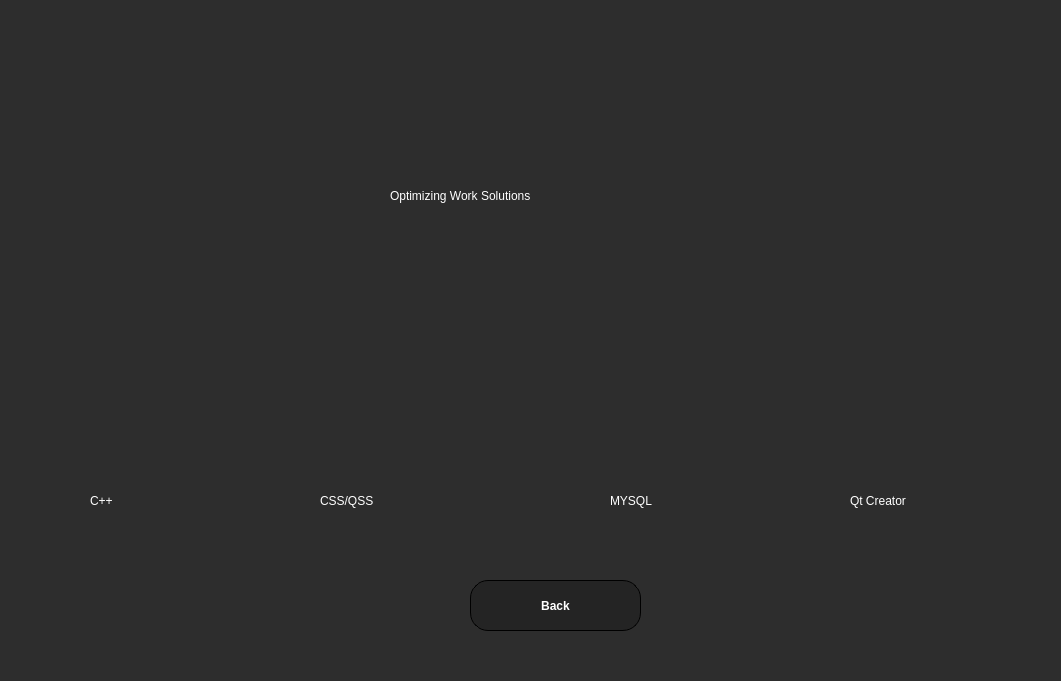
Qt form qtPro/mainwindow.ui (Maliksaad231224/QT-C-Software-House-Database-System) before a commit.
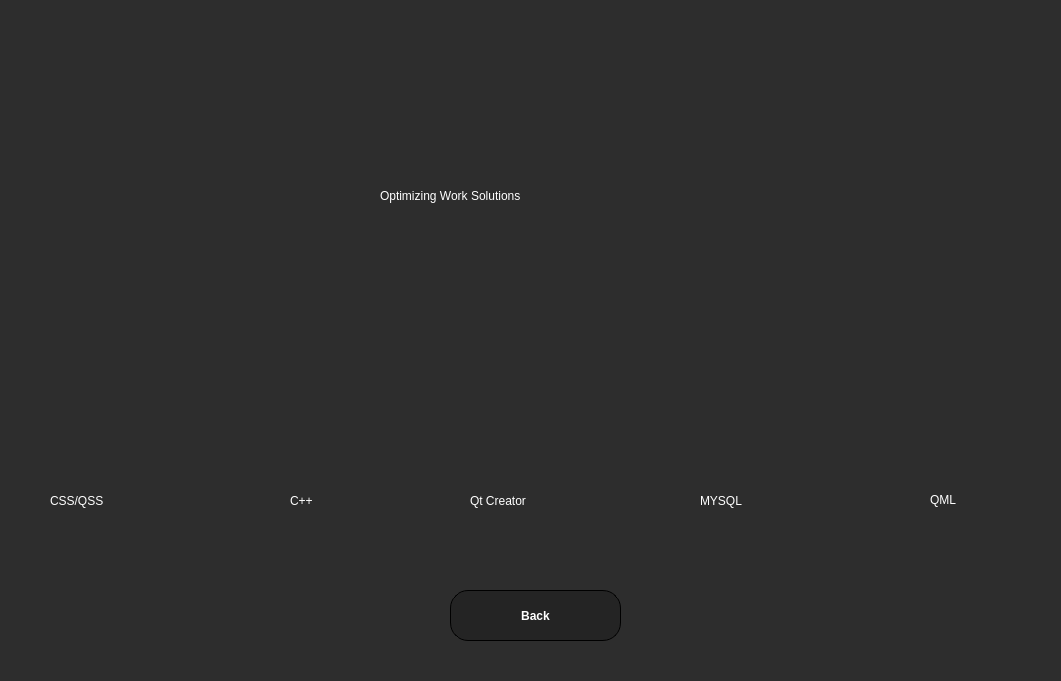
The same form after that commit. The open tabs and pages were chosen to show the change. Icons and pictures are not drawn.

Diff of the .ui file:
```diff
--- a/qtPro/mainwindow.ui
+++ b/qtPro/mainwindow.ui
@@ -622,9 +622,9 @@
      <widget class="QLabel" name="label_12">
       <property name="geometry">
        <rect>
-        <x>20</x>
+        <x>230</x>
         <y>230</y>
-        <width>191</width>
+        <width>161</width>
         <height>221</height>
        </rect>
       </property>
@@ -641,10 +641,10 @@
      <widget class="QLabel" name="label_13">
       <property name="geometry">
        <rect>
-        <x>300</x>
-        <y>250</y>
+        <x>30</x>
+        <y>260</y>
         <width>161</width>
-        <height>201</height>
+        <height>181</height>
        </rect>
       </property>
       <property name="text">
@@ -660,7 +660,7 @@
      <widget class="QLabel" name="label_15">
       <property name="geometry">
        <rect>
-        <x>840</x>
+        <x>460</x>
         <y>220</y>
         <width>161</width>
         <height>281</height>
@@ -698,7 +698,7 @@
      <widget class="QLabel" name="label_17">
       <property name="geometry">
        <rect>
-        <x>250</x>
+        <x>240</x>
         <y>50</y>
         <width>591</width>
         <height>111</height>
@@ -714,7 +714,7 @@
      <widget class="QLabel" name="label_18">
       <property name="geometry">
        <rect>
-        <x>390</x>
+        <x>380</x>
         <y>180</y>
         <width>361</width>
         <height>31</height>
@@ -731,10 +731,10 @@
      <widget class="QLabel" name="label_14">
       <property name="geometry">
        <rect>
-        <x>540</x>
-        <y>250</y>
-        <width>221</width>
-        <height>221</height>
+        <x>670</x>
+        <y>270</y>
+        <width>181</width>
+        <height>201</height>
        </rect>
       </property>
       <property name="text">
@@ -750,8 +750,8 @@
      <widget class="QPushButton" name="pushButton_29">
       <property name="geometry">
        <rect>
-        <x>470</x>
-        <y>580</y>
+        <x>450</x>
+        <y>590</y>
         <width>171</width>
         <height>51</height>
        </rect>
@@ -789,7 +789,7 @@
      <widget class="QLabel" name="label_74">
       <property name="geometry">
        <rect>
-        <x>90</x>
+        <x>290</x>
         <y>490</y>
         <width>61</width>
         <height>21</height>
@@ -806,7 +806,7 @@
      <widget class="QLabel" name="label_75">
       <property name="geometry">
        <rect>
-        <x>320</x>
+        <x>50</x>
         <y>490</y>
         <width>131</width>
         <height>21</height>
@@ -823,7 +823,7 @@
      <widget class="QLabel" name="label_76">
       <property name="geometry">
        <rect>
-        <x>610</x>
+        <x>700</x>
         <y>490</y>
         <width>121</width>
         <height>21</height>
@@ -840,7 +840,7 @@
      <widget class="QLabel" name="label_77">
       <property name="geometry">
        <rect>
-        <x>850</x>
+        <x>470</x>
         <y>490</y>
         <width>151</width>
         <height>21</height>
@@ -854,6 +854,46 @@
        <string>Qt Creator</string>
       </property>
      </widget>
+     <widget class="QLabel" name="label_65">
+      <property name="geometry">
+       <rect>
+        <x>880</x>
+        <y>270</y>
+        <width>161</width>
+        <height>191</height>
+       </rect>
+      </property>
+      <property name="styleSheet">
+       <string notr="true">background-color:none;</string>
+      </property>
+      <property name="text">
+       <string/>
+      </property>
+      <property name="pixmap">
+       <pixmap resource="../resource.qrc">:/pics/picture/1576847226916.png</pixmap>
+      </property>
+      <property name="scaledContents">
+       <bool>true</bool>
+      </property>
+     </widget>
+     <widget class="QLabel" name="label_68">
+      <property name="geometry">
+       <rect>
+        <x>930</x>
+        <y>490</y>
+        <width>63</width>
+        <height>20</height>
+       </rect>
+      </property>
+      <property name="styleSheet">
+       <string notr="true">color:white;
+font: 700 17pt &quot;Arial&quot;;
+</string>
+      </property>
+      <property name="text">
+       <string>QML</string>
+      </property>
+     </widget>
     </widget>
     <widget class="QWidget" name="HRView">
      <widget class="QFrame" name="frame_8">
```
Left out of the diff: 63 changed lines with no effect on the pictures.
